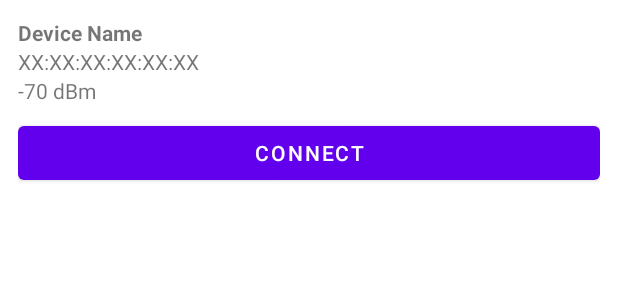
After one commit to AxelKoerner/BLEAssignment2, an Android app: the layout item_device.xml on its own in the app's theme, with its tools: preview values and no code run, on a phone screen of 412 x 824 dp. The commit adds this screen. Shown: the top 300 px of the screen. Run offline under Robolectric (Android 15) with nearby library versions, the phone set to English and light mode, and no system bars.

Commit message:
scan and list bluetooth devices in reach with their information

```diff
--- a/app/src/main/java/com/example/bleassignment2/ui/scanner/ScannerViewModel.kt
+++ b/app/src/main/java/com/example/bleassignment2/ui/scanner/ScannerViewModel.kt
@@ -10,7 +10,7 @@ import androidx.lifecycle.ViewModel
 class ScannerViewModel : ViewModel() {
 
     private val bleManager = BLEManager()
-    val devices: LiveData<List<BluetoothDevice>> = bleManager.devices
+    val devices: LiveData<List<Pair<BluetoothDevice, Int>>> = bleManager.devices
 
     private val _buttonText = MutableLiveData<String>().apply {
         value = "Scan"
--- /dev/null
+++ b/app/src/main/res/layout/item_device.xml
@@ -0,0 +1,34 @@
+<?xml version="1.0" encoding="utf-8"?>
+<LinearLayout xmlns:android="http://schemas.android.com/apk/res/android"
+    android:layout_width="match_parent"
+    android:layout_height="wrap_content"
+    android:orientation="vertical"
+    android:padding="12dp"
+    android:background="?attr/selectableItemBackground">
+
+    <TextView
+        android:id="@+id/device_name"
+        android:layout_width="match_parent"
+        android:layout_height="wrap_content"
+        android:text="Device Name"
+        android:textStyle="bold"/>
+
+    <TextView
+        android:id="@+id/device_address"
+        android:layout_width="match_parent"
+        android:layout_height="wrap_content"
+        android:text="XX:XX:XX:XX:XX:XX" />
+
+    <TextView
+        android:id="@+id/device_rssi"
+        android:layout_width="match_parent"
+        android:layout_height="wrap_content"
+        android:text="-70 dBm" />
+
+    <Button
+        android:id="@+id/connect_button"
+        android:layout_width="match_parent"
+        android:layout_height="wrap_content"
+        android:text="Connect"
+        android:layout_marginTop="8dp"/>
+</LinearLayout>
```
Also changed, not shown: app/src/main/java/com/example/bleassignment2/ui/device/DeviceAdapter.kt (added, +49 -0 lines), app/src/main/java/com/example/bleassignment2/ui/scanner/BLEManager.kt (+15 -5 lines), app/src/main/java/com/example/bleassignment2/ui/scanner/ScannerFragment.kt (+21 -1 lines), app/src/main/res/layout/fragment_scanner.xml (+12 -9 lines).
